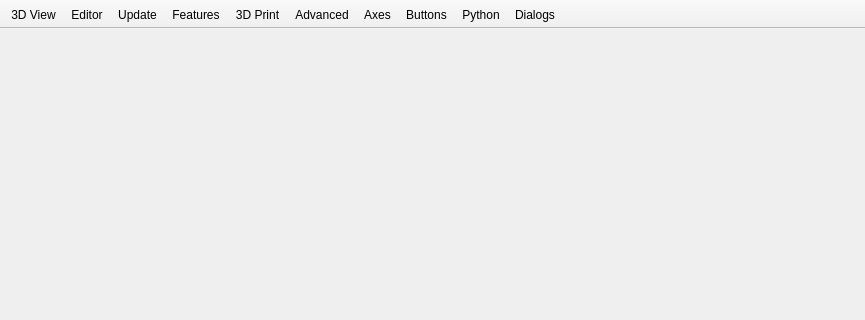
The window that src/gui/Preferences.ui (pythonscad/pythonscad) describes before a commit, drawn with Qt 5; both pictures show x 0 to 865 and y 0 to 320 of the 865 by 860 pixel window.
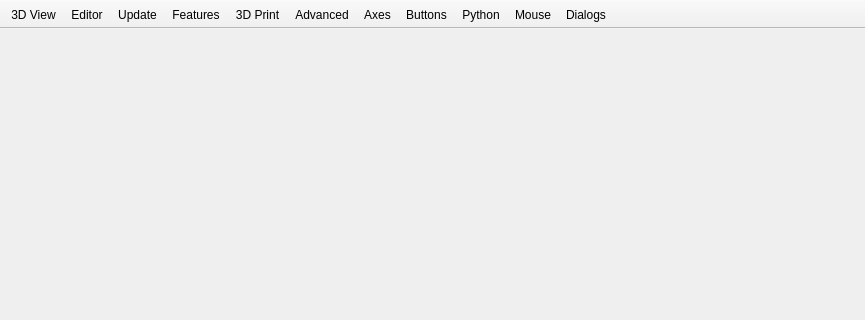
The same window after the commit. Icons and pictures are not drawn. Custom widgets are drawn as their Qt base class.

Diff of the .ui file:
```diff
--- a/src/gui/Preferences.ui
+++ b/src/gui/Preferences.ui
@@ -2959,6 +2959,7 @@
    <addaction name="prefsActionInput"/>
    <addaction name="prefsActionInputButton"/>
    <addaction name="prefsActionPython"/>
+   <addaction name="prefsActionMouse"/>
    <addaction name="prefsActionDialogs"/>
   </widget>
   <action name="prefsAction3DView">
@@ -3051,6 +3052,19 @@
     <string>Buttons</string>
    </property>
   </action>
+  <action name="prefsActionMouse">
+   <property name="checkable">
+    <bool>true</bool>
+   </property>
+   <property name="icon">
+    <iconset resource="../../resources/common.qrc">
+     <normaloff>:/icons/prefsInput.png</normaloff>:/icons/prefsInput.png</iconset>
+   </property>
+   <property name="text">
+    <string>Mouse</string>
+   </property>
+  </action>
+
   <action name="prefsActionPython">
    <property name="checkable">
     <bool>true</bool>
```
Left out of the diff: 2 changed lines with no effect on the pictures.
